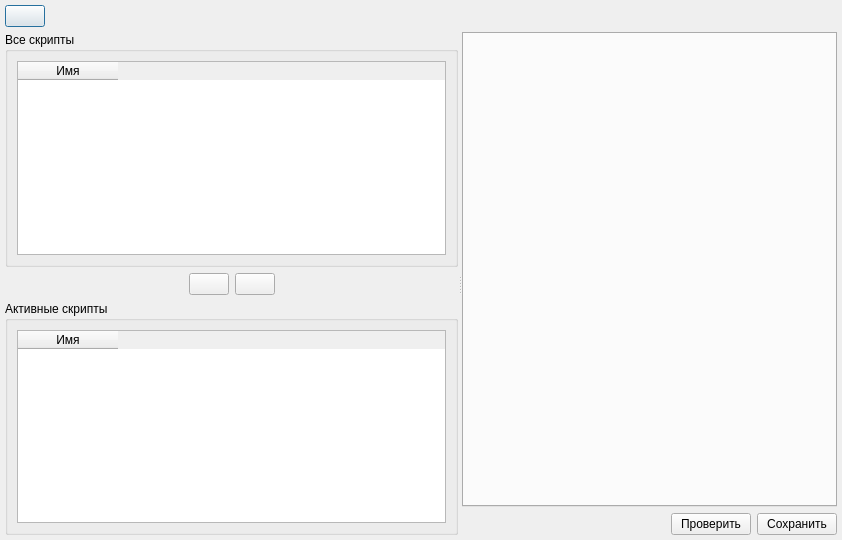
Tyill/SVisual, file src/SVScriptPanel/forms/scriptPanel.ui: the form before one commit.
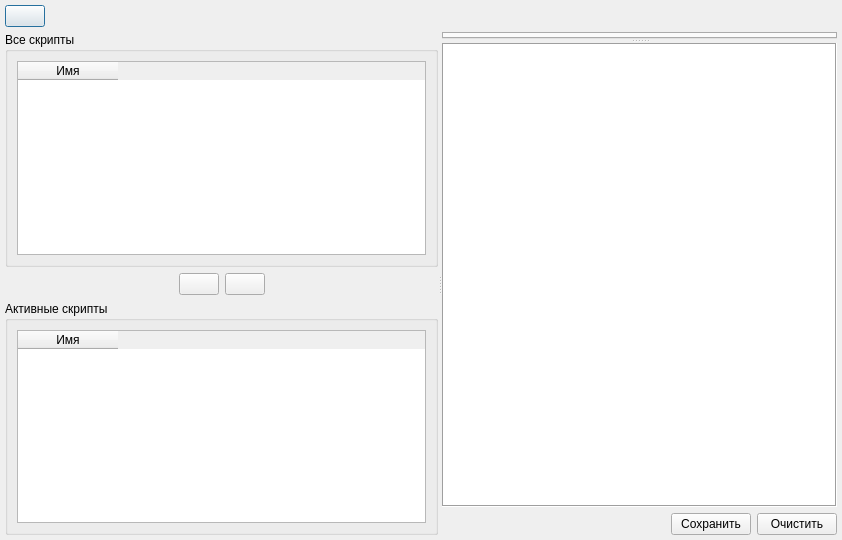
The form after the commit. Icons and pictures are not drawn.

Commit message: SVScript -develop

Diff of the .ui file:
```diff
--- a/src/SVScriptPanel/forms/scriptPanel.ui
+++ b/src/SVScriptPanel/forms/scriptPanel.ui
@@ -178,6 +178,10 @@
      <widget class="QWidget" name="layoutWidget">
       <layout class="QVBoxLayout" name="verticalLayout_4">
        <item>
+        <widget class="QSplitter" name="splitter_2">
+         <property name="orientation">
+          <enum>Qt::Vertical</enum>
+         </property>
         <widget class="QTabWidget" name="tabWidget">
          <property name="currentIndex">
           <number>-1</number>
@@ -195,6 +199,12 @@
           <bool>false</bool>
          </property>
         </widget>
+         <widget class="QTextEdit" name="txtStatusMess">
+          <property name="frameShape">
+           <enum>QFrame::Box</enum>
+          </property>
+         </widget>
+        </widget>
        </item>
        <item>
         <layout class="QHBoxLayout" name="horizontalLayout_2">
@@ -225,13 +235,6 @@
            </property>
           </widget>
          </item>
-         <item>
-          <widget class="QPushButton" name="btnCheck">
-           <property name="text">
-            <string>Проверить</string>
-           </property>
-          </widget>
-         </item>
          <item>
           <widget class="QPushButton" name="btnSave">
            <property name="text">
@@ -242,6 +245,13 @@
            </property>
           </widget>
          </item>
+         <item>
+          <widget class="QPushButton" name="btnClear">
+           <property name="text">
+            <string>Очистить</string>
+           </property>
+          </widget>
+         </item>
         </layout>
        </item>
       </layout>
```
Left out of the diff: 11 changed lines with no effect on the pictures. Lines whose indentation alone changed are shown as unchanged. The commit also changes 6 other files.
